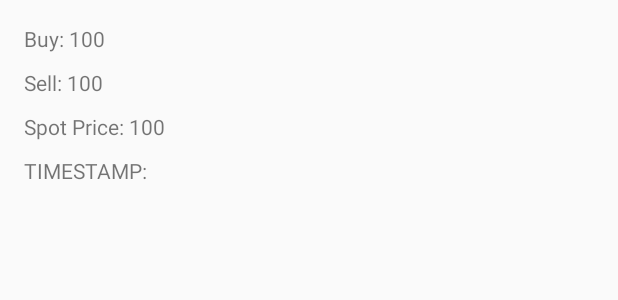
After one commit to TORU0239/HelloGoldAss, an Android app: the layout adapter_spot_price.xml on its own in the app's theme, with its tools: preview values and no code run, on a phone screen of 412 x 824 dp. The commit adds this screen. Shown: the top 300 px of the screen. Run offline under Robolectric (Android 15) with nearby library versions, the phone set to English and light mode, and no system bars.

Commit message:
recyclerview and adapter in MainActivity

```diff
--- a/app/src/main/java/my/com/toru/hellogold/database/dao/PriceDao.java
+++ b/app/src/main/java/my/com/toru/hellogold/database/dao/PriceDao.java
@@ -11,7 +11,7 @@ import my.com.toru.hellogold.model.response.Data;
 
 @Dao
 public interface PriceDao {
-    @Query("SELECT * FROM priceData")
+    @Query("SELECT * FROM priceData ORDER BY timestamp DESC")
     List<Data> getAll();
 
     @Query("SELECT COUNT(*) from priceData")
--- /dev/null
+++ b/app/src/main/res/layout/adapter_spot_price.xml
@@ -0,0 +1,36 @@
+<?xml version="1.0" encoding="utf-8"?>
+<LinearLayout xmlns:android="http://schemas.android.com/apk/res/android"
+    xmlns:tools="http://schemas.android.com/tools"
+    android:layout_width="match_parent"
+    android:layout_height="wrap_content"
+    android:orientation="vertical"
+    android:padding="16dp">
+
+    <TextView
+        android:id="@+id/gold_buy_txt"
+        android:layout_width="match_parent"
+        android:layout_height="wrap_content"
+        tools:text="Buy: 100"/>
+
+    <TextView
+        android:id="@+id/gold_sell_txt"
+        android:layout_width="match_parent"
+        android:layout_height="wrap_content"
+        android:layout_marginTop="10dp"
+        tools:text="Sell: 100"/>
+
+    <TextView
+        android:id="@+id/gold_spot_price_txt"
+        android:layout_width="match_parent"
+        android:layout_height="wrap_content"
+        android:layout_marginTop="10dp"
+        tools:text="Spot Price: 100"/>
+
+    <TextView
+        android:id="@+id/timestamp_txt"
+        android:layout_width="match_parent"
+        android:layout_height="wrap_content"
+        android:layout_marginTop="10dp"
+        tools:text="TIMESTAMP: "/>
+
+</LinearLayout>
```
Also changed, not shown: app/src/main/java/my/com/toru/hellogold/ui/MainActivity.java (+17 -0 lines), app/src/main/java/my/com/toru/hellogold/ui/MainSpotPriceAdapter.java (added, +66 -0 lines).
